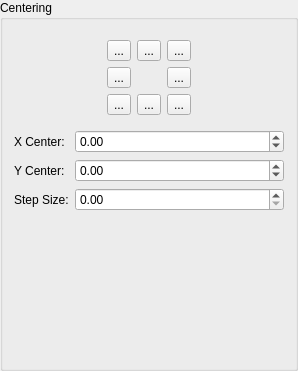
Before: the Qt Designer form qxrdcenterfinderdialog.ui in guyjennings/qxrd, drawn with Qt 5.
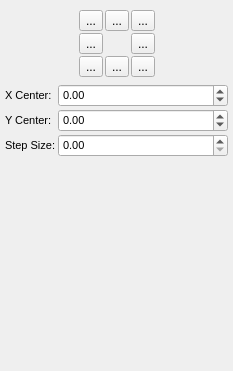
After: the same form once the commit is applied. Icons and pictures are not drawn.

Commit message: Shrink control panels and layout spacing

What changed in the file:
```diff
--- a/qxrdcenterfinderdialog.ui
+++ b/qxrdcenterfinderdialog.ui
@@ -1,22 +1,25 @@
 <?xml version="1.0" encoding="UTF-8"?>
 <ui version="4.0">
  <class>QxrdCenterFinderDialog</class>
- <widget class="QGroupBox" name="QxrdCenterFinderDialog">
+ <widget class="QWidget" name="QxrdCenterFinderDialog">
   <property name="geometry">
    <rect>
     <x>0</x>
     <y>0</y>
-    <width>298</width>
+    <width>233</width>
     <height>371</height>
    </rect>
   </property>
   <property name="windowTitle">
    <string>Centering</string>
   </property>
-  <property name="title">
-   <string>Centering</string>
-  </property>
   <layout class="QGridLayout" name="gridLayout">
+   <property name="margin">
+    <number>5</number>
+   </property>
+   <property name="spacing">
+    <number>2</number>
+   </property>
    <item row="0" column="0">
     <layout class="QHBoxLayout" name="horizontalLayout">
      <item>
@@ -41,6 +44,12 @@
         </sizepolicy>
        </property>
        <layout class="QGridLayout" name="gridLayout_8">
+        <property name="margin">
+         <number>5</number>
+        </property>
+        <property name="spacing">
+         <number>2</number>
+        </property>
         <item row="0" column="0">
          <widget class="QToolButton" name="m_CenterMoveUpLeft">
           <property name="text">
@@ -210,8 +219,19 @@
    </item>
    <item row="1" column="0">
     <layout class="QFormLayout" name="formLayout">
+     <property name="horizontalSpacing">
+      <number>2</number>
+     </property>
+     <property name="verticalSpacing">
+      <number>2</number>
+     </property>
      <item row="0" column="0">
       <widget class="QLabel" name="label_14">
+       <property name="font">
+        <font>
+         <pointsize>8</pointsize>
+        </font>
+       </property>
        <property name="text">
         <string>X Center:</string>
        </property>
@@ -219,6 +239,11 @@
      </item>
      <item row="0" column="1">
       <widget class="QDoubleSpinBox" name="m_CenterX">
+       <property name="font">
+        <font>
+         <pointsize>8</pointsize>
+        </font>
+       </property>
        <property name="keyboardTracking">
         <bool>false</bool>
        </property>
@@ -232,6 +257,11 @@
      </item>
      <item row="1" column="0">
       <widget class="QLabel" name="label_15">
+       <property name="font">
+        <font>
+         <pointsize>8</pointsize>
+        </font>
+       </property>
        <property name="text">
         <string>Y Center:</string>
        </property>
@@ -239,6 +269,11 @@
      </item>
      <item row="1" column="1">
       <widget class="QDoubleSpinBox" name="m_CenterY">
+       <property name="font">
+        <font>
+         <pointsize>8</pointsize>
+        </font>
+       </property>
        <property name="keyboardTracking">
         <bool>false</bool>
        </property>
@@ -252,6 +287,11 @@
      </item>
      <item row="2" column="0">
       <widget class="QLabel" name="label_16">
+       <property name="font">
+        <font>
+         <pointsize>8</pointsize>
+        </font>
+       </property>
        <property name="text">
         <string>Step Size:</string>
        </property>
@@ -259,6 +299,11 @@
      </item>
      <item row="2" column="1">
       <widget class="QDoubleSpinBox" name="m_CenterStep">
+       <property name="font">
+        <font>
+         <pointsize>8</pointsize>
+        </font>
+       </property>
        <property name="keyboardTracking">
         <bool>false</bool>
        </property>
```
The commit also changes 2 other files.
